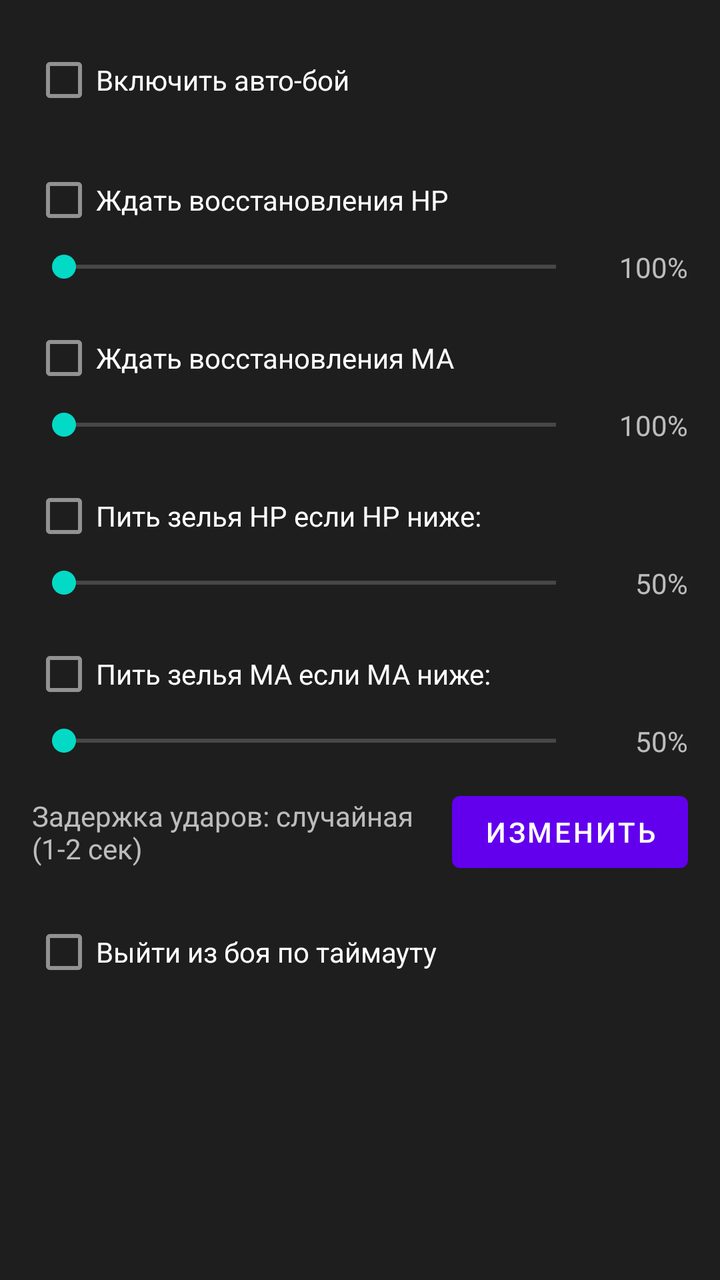
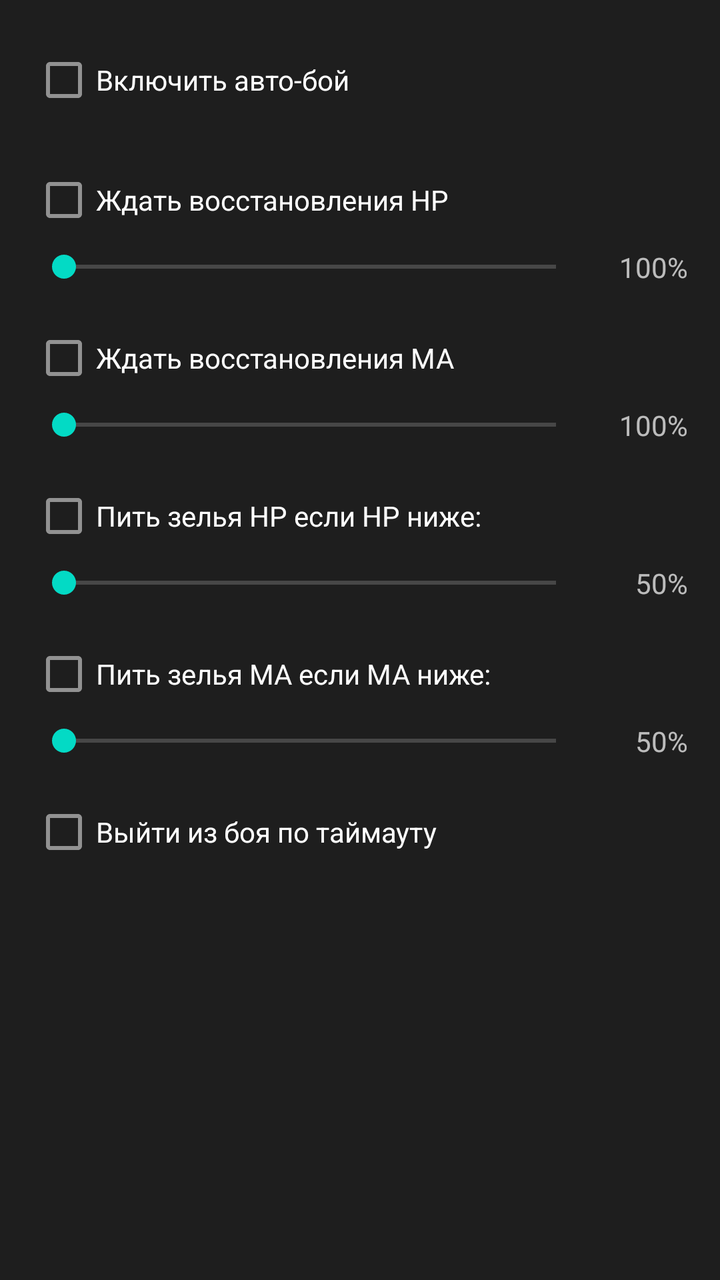

Screens rendered from an Android XML layout before and after an edit, with the pre-edit source and the edit as a unified diff.
<!-- AndroidManifest.xml: application theme Theme.ABClient -->
<!-- res/layout/tab_autoboi_general.xml -->
<?xml version="1.0" encoding="utf-8"?>
<ScrollView xmlns:android="http://schemas.android.com/apk/res/android"
    android:layout_width="match_parent"
    android:layout_height="match_parent"
    android:background="@color/ab_autoboi_bg"
    android:theme="@style/ThemeOverlay.MaterialComponents.Dark">

    <LinearLayout
        android:layout_width="match_parent"
        android:layout_height="wrap_content"
        android:orientation="vertical"
        android:padding="16dp">

        
        <CheckBox
            android:id="@+id/checkDoAutoboi"
            android:layout_width="match_parent"
            android:layout_height="wrap_content"
            android:text="Включить авто-бой"
            android:layout_marginBottom="12dp" />
        
        <CheckBox
            android:id="@+id/checkDoWaitHp"
            android:layout_width="match_parent"
            android:layout_height="wrap_content"
            android:text="Ждать восстановления HP" />

        <LinearLayout
            android:layout_width="match_parent"
            android:layout_height="wrap_content"
            android:orientation="horizontal"
            android:gravity="center_vertical"
            android:layout_marginBottom="12dp">

            <SeekBar
                android:id="@+id/seekWaitHp"
                android:layout_width="0dp"
                android:layout_height="wrap_content"
                android:layout_weight="1"
                android:max="100" />

            <TextView
                android:id="@+id/tvWaitHp"
                android:layout_width="50dp"
                android:layout_height="wrap_content"
                android:gravity="end"
                android:text="100%" />

        </LinearLayout>

        
        <CheckBox
            android:id="@+id/checkDoWaitMa"
            android:layout_width="match_parent"
            android:layout_height="wrap_content"
            android:text="Ждать восстановления MA" />

        <LinearLayout
            android:layout_width="match_parent"
            android:layout_height="wrap_content"
            android:orientation="horizontal"
            android:gravity="center_vertical"
            android:layout_marginBottom="12dp">

            <SeekBar
                android:id="@+id/seekWaitMa"
                android:layout_width="0dp"
                android:layout_height="wrap_content"
                android:layout_weight="1"
                android:max="100" />

            <TextView
                android:id="@+id/tvWaitMa"
                android:layout_width="50dp"
                android:layout_height="wrap_content"
                android:gravity="end"
                android:text="100%" />

        </LinearLayout>

        
        <CheckBox
            android:id="@+id/checkDoDrinkHp"
            android:layout_width="match_parent"
            android:layout_height="wrap_content"
            android:text="Пить зелья HP если HP ниже:" />

        <LinearLayout
            android:layout_width="match_parent"
            android:layout_height="wrap_content"
            android:orientation="horizontal"
            android:gravity="center_vertical"
            android:layout_marginBottom="12dp">

            <SeekBar
                android:id="@+id/seekDrinkHp"
                android:layout_width="0dp"
                android:layout_height="wrap_content"
                android:layout_weight="1"
                android:max="100" />

            <TextView
                android:id="@+id/tvDrinkHp"
                android:layout_width="50dp"
                android:layout_height="wrap_content"
                android:gravity="end"
                android:text="50%" />

        </LinearLayout>

        
        <CheckBox
            android:id="@+id/checkDoDrinkMa"
            android:layout_width="match_parent"
            android:layout_height="wrap_content"
            android:text="Пить зелья MA если MA ниже:" />

        <LinearLayout
            android:layout_width="match_parent"
            android:layout_height="wrap_content"
            android:orientation="horizontal"
            android:gravity="center_vertical"
            android:layout_marginBottom="12dp">

            <SeekBar
                android:id="@+id/seekDrinkMa"
                android:layout_width="0dp"
                android:layout_height="wrap_content"
                android:layout_weight="1"
                android:max="100" />

            <TextView
                android:id="@+id/tvDrinkMa"
                android:layout_width="50dp"
                android:layout_height="wrap_content"
                android:gravity="end"
                android:text="50%" />

        </LinearLayout>

        
        <LinearLayout
            android:layout_width="match_parent"
            android:layout_height="wrap_content"
            android:orientation="horizontal"
            android:gravity="center_vertical"
            android:layout_marginBottom="12dp">

            <TextView
                android:id="@+id/tvHitDelaySecValue"
                android:layout_width="0dp"
                android:layout_height="wrap_content"
                android:layout_weight="1"
                android:text="Задержка ударов: случайная (1-2 сек)" />

            <Button
                android:id="@+id/btnSetHitDelaySec"
                android:layout_width="wrap_content"
                android:layout_height="wrap_content"
                android:text="Изменить" />
        </LinearLayout>

        <CheckBox
            android:id="@+id/checkDoWinTimeout"
            android:layout_width="match_parent"
            android:layout_height="wrap_content"
            android:text="Выйти из боя по таймауту"
            android:layout_marginBottom="12dp" />

    </LinearLayout>

</ScrollView>
<!-- resources referenced by this layout -->
<resources>
  <color name="ab_autoboi_bg">#1E1E1E</color>
  <style name="Theme.ABClient" parent="Theme.MaterialComponents.DayNight.DarkActionBar">
          
          <item name="colorPrimary">@color/purple_500</item>
          <item name="colorPrimaryVariant">@color/purple_700</item>
          <item name="colorOnPrimary">@color/white</item>
          
          <item name="colorSecondary">@color/teal_200</item>
          <item name="colorSecondaryVariant">@color/teal_700</item>
          <item name="colorOnSecondary">@color/black</item>
          
          <item name="android:statusBarColor" tools:targetApi="l">?attr/colorPrimaryVariant</item>
          
      </style>
  <color name="purple_500">#FF6200EE</color>
  <color name="purple_700">#FF3700B3</color>
  <color name="white">#FFFFFFFF</color>
  <color name="teal_200">#FF03DAC5</color>
  <color name="teal_700">#FF018786</color>
  <color name="black">#FF000000</color>
</resources>

<!-- the commit's change to res/layout/tab_autoboi_general.xml (unified diff, before → after) -->
@@ -18,6 +18,7 @@
             android:layout_height="wrap_content"
             android:text="Включить авто-бой"
             android:layout_marginBottom="12dp" />
+
         
         <CheckBox
             android:id="@+id/checkDoWaitHp"
@@ -139,27 +140,6 @@
         </LinearLayout>
 
         
-        <LinearLayout
-            android:layout_width="match_parent"
-            android:layout_height="wrap_content"
-            android:orientation="horizontal"
-            android:gravity="center_vertical"
-            android:layout_marginBottom="12dp">
-
-            <TextView
-                android:id="@+id/tvHitDelaySecValue"
-                android:layout_width="0dp"
-                android:layout_height="wrap_content"
-                android:layout_weight="1"
-                android:text="Задержка ударов: случайная (1-2 сек)" />
-
-            <Button
-                android:id="@+id/btnSetHitDelaySec"
-                android:layout_width="wrap_content"
-                android:layout_height="wrap_content"
-                android:text="Изменить" />
-        </LinearLayout>
-
         <CheckBox
             android:id="@+id/checkDoWinTimeout"
             android:layout_width="match_parent"
